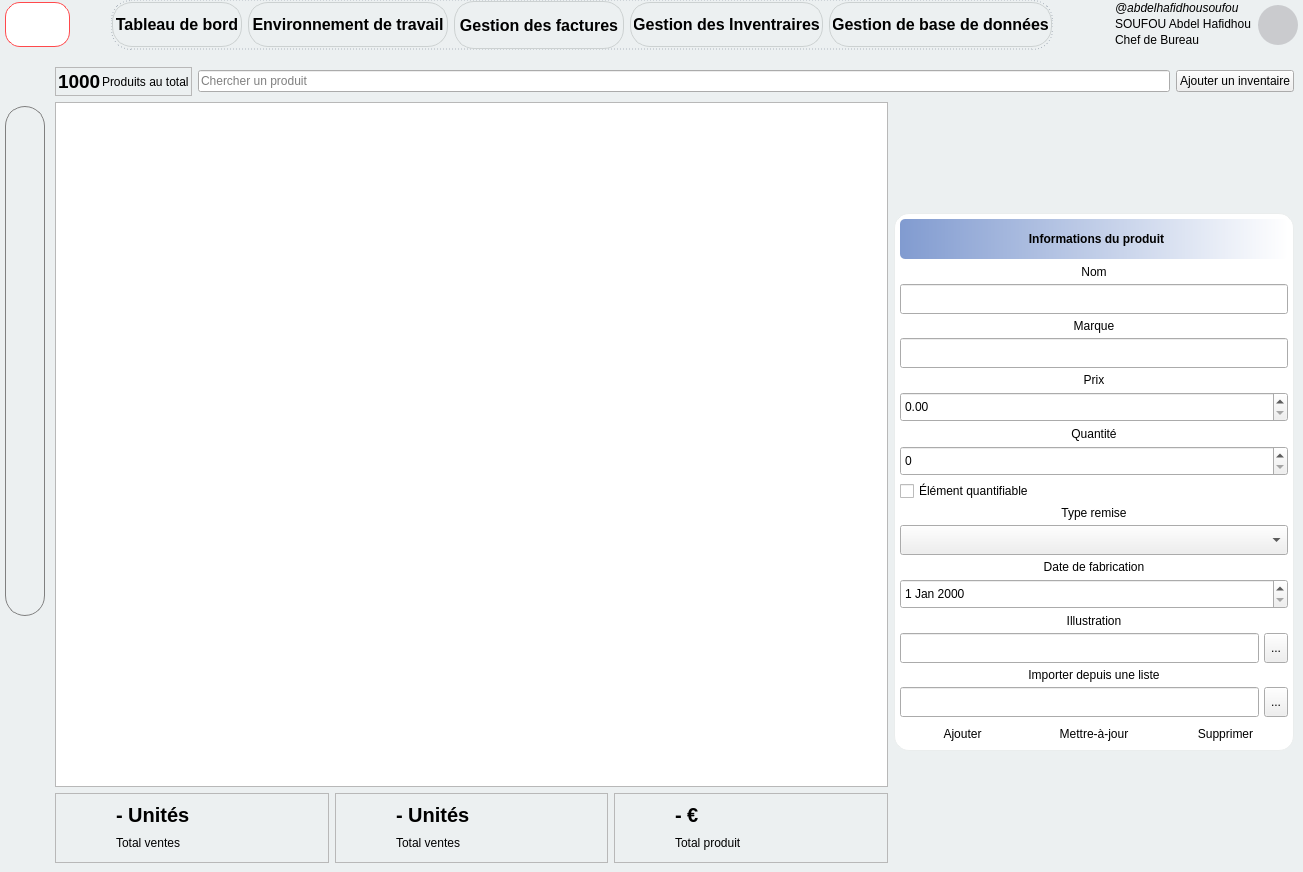
Old version of the form forms/dialog.ui in the repository SAbdelH/DevisCreator_premium.
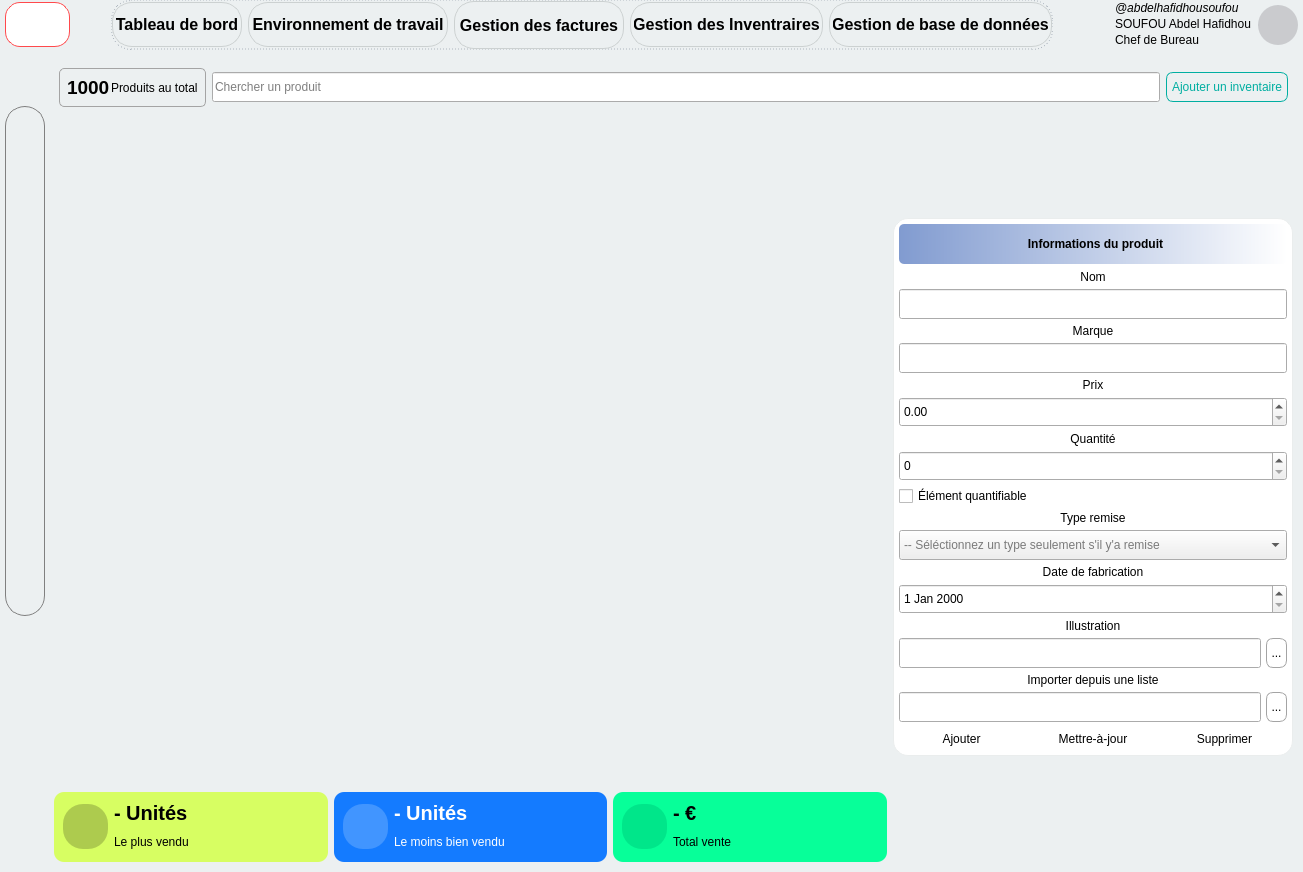
New version of the form. The open tabs and pages were chosen to show the change. Icons and pictures are not drawn.

```diff
--- a/forms/dialog.ui
+++ b/forms/dialog.ui
@@ -347,7 +347,7 @@
 	background-origin: content;
 }
 #_b_invoice_export, #_b_invoice_add_card {
-	background-color : rgba(97, 117, 125, 1);
+	background-color : rgba(82, 121, 111, 1);
 	color: rgba(255, 255, 255, 1);
 	border-radius: 10px;
 }
@@ -482,12 +482,56 @@
 	border-bottom : 1px solid rgba(164, 164, 164, 1);
 }
 /*RESTORE MANAGEMENT*/
-#_p_restore QPushButton, #_p_restore QToolButton {
+#_p_restore QPushButton, #_p_restore QToolButton, #_p_inventory  QToolButton{
 	border: 1px solid rgba(164, 164, 164, 1);
 	border-radius: 7px;
 	background-color: rgba(255, 255, 255, 1);
 }
 /*INVENTORY WIDGET*/
+#_f_inventory_sum_product {
+	border: 1px solid rgba(164, 164, 164, 1);
+	border-radius: 5px;
+	padding: 5px;
+}
+#_b_inventory_add_product {
+	color: rgba(0, 174, 161, 1);
+	border: 1px solid rgba(0, 174, 161, 1);
+	border-radius: 7px;
+	padding: 5px
+}
+#_lw_inventory_list_inventory {
+	background-color: transparent;
+	background: transparent;
+}
+#_f_inventory_low_sale, #_f_inventory_most_sale, #_f_inventory_sum_sold {
+	border-radius: 10px;
+}
+#_l_inventory_icon_low_sale, #_l_inventory_icon_most_sale, #_l_inventory_icon_sum_sold {
+	border-radius: 20px;
+	padding: 5px;
+}
+#_f_inventory_low_sale QLabel {
+	color: rgba(255, 255, 255, 1);
+	
+}
+#_f_inventory_low_sale {
+	background-color: rgba(20, 123, 255, 1);
+}
+#_l_inventory_icon_low_sale {
+	background-color: rgba(65, 149, 255, 1);
+}
+#_f_inventory_most_sale {
+	background-color: rgba(215, 254, 98, 1);
+}
+#_l_inventory_icon_most_sale {
+	background-color: rgba(173, 203, 78, 1);
+}
+#_f_inventory_sum_sold {
+	background-color: rgba(7, 255, 153, 1);
+}
+#_l_inventory_icon_sum_sold {
+	background-color: rgba(0, 230, 138, 1);
+}
 
 /*TREE WIDGET*/
 QTreeWidget {
@@ -1091,7 +1135,7 @@
     <item row="1" column="2" rowspan="4">
      <widget class="QStackedWidget" name="_sw_main_dialog">
       <property name="currentIndex">
-       <number>7</number>
+       <number>0</number>
       </property>
       <widget class="QWidget" name="_p_login">
        <property name="styleSheet">
@@ -1727,6 +1771,9 @@
                  <height>16777215</height>
                 </size>
                </property>
+               <property name="toolTip">
+                <string>Exporter des analyses</string>
+               </property>
                <property name="text">
                 <string>Export</string>
                </property>
@@ -4343,6 +4390,9 @@
                  <height>30</height>
                 </size>
                </property>
+               <property name="editable">
+                <bool>false</bool>
+               </property>
                <property name="currentIndex">
                 <number>-1</number>
                </property>
@@ -4434,7 +4484,7 @@
                 <widget class="QPushButton" name="_b_invoice_add_card">
                  <property name="minimumSize">
                   <size>
-                   <width>0</width>
+                   <width>180</width>
                    <height>40</height>
                   </size>
                  </property>
@@ -6424,6 +6474,18 @@
       </widget>
       <widget class="QWidget" name="_p_inventory">
        <layout class="QGridLayout" name="_g_inventory">
+        <property name="leftMargin">
+         <number>8</number>
+        </property>
+        <property name="topMargin">
+         <number>10</number>
+        </property>
+        <property name="rightMargin">
+         <number>10</number>
+        </property>
+        <property name="bottomMargin">
+         <number>10</number>
+        </property>
         <item row="2" column="0">
          <widget class="QFrame" name="_f_inventory_most_sale">
           <property name="minimumSize">
@@ -6446,7 +6508,7 @@
           </property>
           <layout class="QGridLayout" name="_g_inventory_most_sale">
            <item row="0" column="1">
-            <widget class="QLabel" name="label_2">
+            <widget class="QLabel" name="_l_inventory_most_sale_value">
              <property name="font">
               <font>
                <pointsize>15</pointsize>
@@ -6459,14 +6521,14 @@
             </widget>
            </item>
            <item row="1" column="1">
-            <widget class="QLabel" name="label_3">
+            <widget class="QLabel" name="_l_inventory_most_sale">
              <property name="text">
-              <string>Total ventes</string>
+              <string>Le plus vendu</string>
              </property>
             </widget>
            </item>
            <item row="0" column="0" rowspan="2">
-            <widget class="QLabel" name="label">
+            <widget class="QLabel" name="_l_inventory_icon_most_sale">
              <property name="minimumSize">
               <size>
                <width>45</width>
@@ -6495,6 +6557,12 @@
         </item>
         <item row="0" column="0" colspan="4">
          <layout class="QHBoxLayout" name="_h_inventory_top">
+          <property name="leftMargin">
+           <number>5</number>
+          </property>
+          <property name="rightMargin">
+           <number>5</number>
+          </property>
           <item>
            <widget class="QFrame" name="_f_inventory_sum_product">
             <property name="frameShape">
@@ -6544,6 +6612,12 @@
           </item>
           <item>
            <widget class="QLineEdit" name="_le_inventory_search_product">
+            <property name="minimumSize">
+             <size>
+              <width>0</width>
+              <height>30</height>
+             </size>
+            </property>
             <property name="placeholderText">
              <string>Chercher un produit</string>
             </property>
@@ -6551,6 +6625,12 @@
           </item>
           <item>
            <widget class="QPushButton" name="_b_inventory_add_product">
+            <property name="minimumSize">
+             <size>
+              <width>0</width>
+              <height>30</height>
+             </size>
+            </property>
             <property name="text">
              <string>Ajouter un inventaire</string>
             </property>
@@ -6759,6 +6839,27 @@
                  <height>30</height>
                 </size>
                </property>
+               <property name="placeholderText">
+                <string>-- Séléctionnez un type seulement s'il y'a remise</string>
+               </property>
+               <item>
+                <property name="text">
+                 <string>En devise</string>
+                </property>
+                <property name="icon">
+                 <iconset resource="resources.qrc">
+                  <normaloff>:/icon/icons/euro.png</normaloff>:/icon/icons/euro.png</iconset>
+                </property>
+               </item>
+               <item>
+                <property name="text">
+                 <string>En pourcentage</string>
+                </property>
+                <property name="icon">
+                 <iconset resource="resources.qrc">
+                  <normaloff>:/icon/icons/pour-cent.png</normaloff>:/icon/icons/pour-cent.png</iconset>
+                </property>
+               </item>
               </widget>
              </item>
              <item>
@@ -6928,7 +7029,7 @@
           </property>
           <layout class="QGridLayout" name="_g_inventory_sum_sold">
            <item row="0" column="1">
-            <widget class="QLabel" name="label_8">
+            <widget class="QLabel" name="_l_inventory_sum_sold_value">
              <property name="font">
               <font>
                <pointsize>15</pointsize>
@@ -6941,14 +7042,14 @@
             </widget>
            </item>
            <item row="1" column="1">
-            <widget class="QLabel" name="label_9">
+            <widget class="QLabel" name="_l_inventory_sum_sold">
              <property name="text">
-              <string>Total produit</string>
+              <string>Total vente</string>
              </property>
             </widget>
            </item>
            <item row="0" column="0" rowspan="2">
-            <widget class="QLabel" name="label_7">
+            <widget class="QLabel" name="_l_inventory_icon_sum_sold">
              <property name="minimumSize">
               <size>
                <width>45</width>
@@ -6997,7 +7098,7 @@
           </property>
           <layout class="QGridLayout" name="_g_inventory_low_sale">
            <item row="0" column="1">
-            <widget class="QLabel" name="label_5">
+            <widget class="QLabel" name="_l_inventory_low_sale_value">
              <property name="font">
               <font>
                <pointsize>15</pointsize>
@@ -7010,14 +7111,14 @@
             </widget>
            </item>
            <item row="1" column="1">
-            <widget class="QLabel" name="label_6">
+            <widget class="QLabel" name="_l_inventory_low_sale">
              <property name="text">
-              <string>Total ventes</string>
+              <string>Le moins bien vendu</string>
              </property>
             </widget>
            </item>
            <item row="0" column="0" rowspan="2">
-            <widget class="QLabel" name="label_4">
+            <widget class="QLabel" name="_l_inventory_icon_low_sale">
              <property name="minimumSize">
               <size>
                <width>45</width>
@@ -7352,7 +7453,7 @@
          <widget class="QTreeWidget" name="_trw_db_structure">
           <property name="maximumSize">
            <size>
-            <width>200</width>
+            <width>250</width>
             <height>16777215</height>
            </size>
           </property>
```
